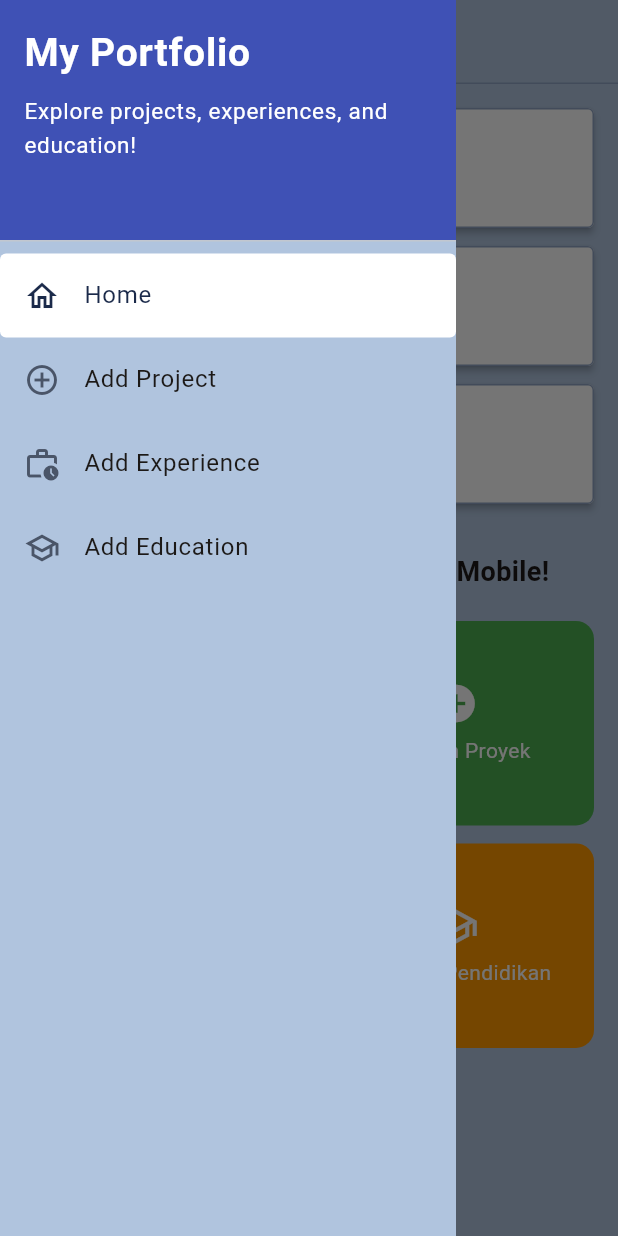
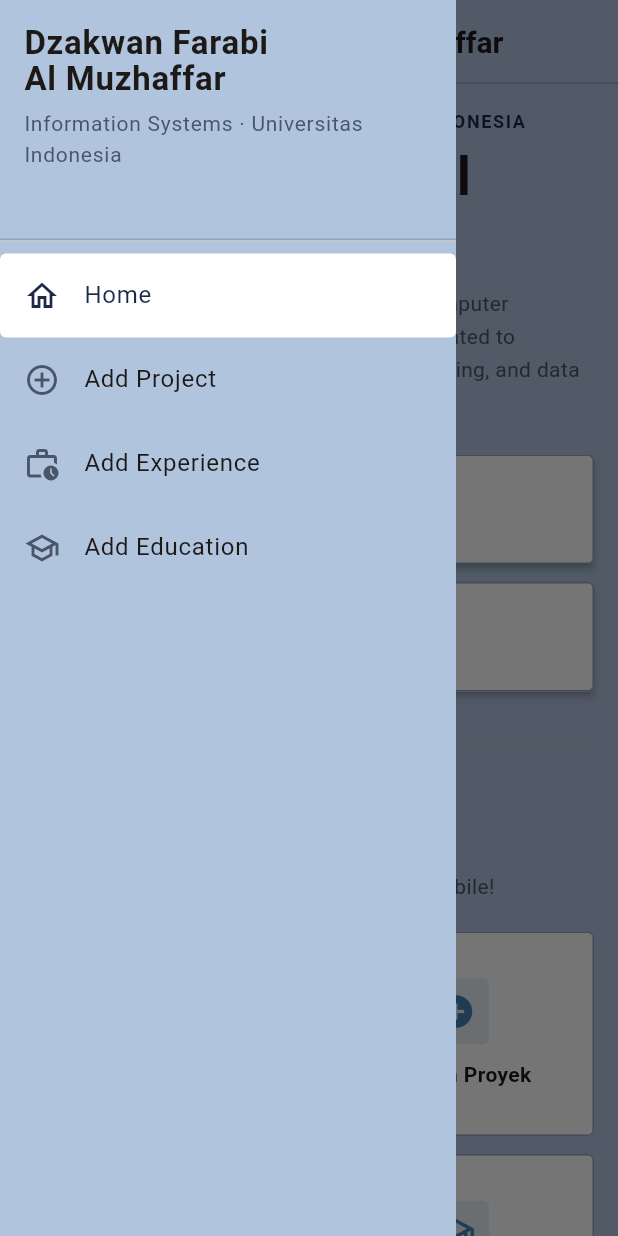
Before and after one commit to dzakwanversipacil/myportofolio_mobile, a Flutter app: the screen it shows after launch, with the side drawer open, on a phone screen of 412 x 824 dp. Run offline on Flutter 3.47's test engine with Material 3 defaults, Android fonts, the phone set to English and light mode, and no system bars; our stand-ins replace material_ui.

Commit message:
style: match mobile profile and cards to web

```diff
--- a/lib/screens/menu.dart
+++ b/lib/screens/menu.dart
@@ -3,69 +3,105 @@ import 'package:myportofolio_mobile/app_routes.dart';
 import 'package:myportofolio_mobile/screens/education_form.dart';
 import 'package:myportofolio_mobile/screens/experience_form.dart';
 import 'package:myportofolio_mobile/screens/project_form.dart';
+import 'package:myportofolio_mobile/theme/portfolio_theme.dart';
 import 'package:myportofolio_mobile/widgets/left_drawer.dart';
 import 'package:myportofolio_mobile/widgets/project_card.dart';
 
 class MyHomePage extends StatelessWidget {
   const MyHomePage({super.key});
 
-  static const String npm = '2506123456';
-  static const String nama = 'Moyai Taraki';
-  static const String kelas = 'PBP F';
+  static const String npm = '2506612436';
+  static const String nama = 'Dzakwan Farabi Al Muzhaffar';
+  static const String program = 'S1 Sistem Informasi';
+  static const String bio =
+      'Undergraduate student at the Faculty of Computer Science. '
+      'Actively engaged in coursework related to information systems '
+      'architecture, programming, and data science.';
 
   static const List<ItemHomepage> items = [
-    ItemHomepage('Lihat Proyek', Icons.folder, Colors.blue),
+    ItemHomepage(
+      'Lihat Proyek',
+      Icons.folder_outlined,
+      PortfolioTheme.accentDark,
+    ),
     ItemHomepage(
       'Tambah Proyek',
       Icons.add_circle,
-      Colors.green,
+      PortfolioTheme.accent,
       routeName: AppRoutes.projectForm,
       destination: ProjectFormPage(),
     ),
     ItemHomepage(
       'Tambah Pengalaman',
       Icons.work_history_outlined,
-      Colors.deepPurple,
+      PortfolioTheme.accent,
       routeName: AppRoutes.experienceForm,
       destination: ExperienceFormPage(),
     ),
     ItemHomepage(
       'Tambah Pendidikan',
       Icons.school_outlined,
-      Colors.orange,
+      PortfolioTheme.accent,
       routeName: AppRoutes.educationForm,
       destination: EducationFormPage(),
     ),
-    ItemHomepage('Logout', Icons.logout, Colors.red),
+    ItemHomepage('Logout', Icons.logout, PortfolioTheme.danger),
   ];
 
   @override
   Widget build(BuildContext context) {
     return Scaffold(
       appBar: AppBar(
-        title: const Text(
-          'MyPortfolio',
-          style: TextStyle(fontWeight: FontWeight.bold),
-        ),
+        title: const Text(nama, maxLines: 1, overflow: TextOverflow.ellipsis),
       ),
       drawer: const LeftDrawer(),
       body: SafeArea(
         child: SingleChildScrollView(
           padding: const EdgeInsets.all(16),
+          child: Center(
+            child: ConstrainedBox(
+              constraints: const BoxConstraints(maxWidth: 900),
               child: LayoutBuilder(
                 builder: (context, constraints) {
                   final isCompact = constraints.maxWidth < 600;
                   final infoCardWidth = isCompact
                       ? constraints.maxWidth
-                  : (constraints.maxWidth - 24) / 3;
+                      : (constraints.maxWidth - 12) / 2;
 
                   return Column(
                     crossAxisAlignment: CrossAxisAlignment.stretch,
                     children: [
+                      const Text(
+                        'INFORMATION SYSTEMS · UNIVERSITAS INDONESIA',
+                        style: TextStyle(
+                          color: PortfolioTheme.accentDark,
+                          fontSize: 12,
+                          fontWeight: FontWeight.w700,
+                          letterSpacing: 1.1,
+                        ),
+                      ),
+                      const SizedBox(height: 10),
+                      Text(
+                        nama,
+                        style: Theme.of(context).textTheme.displaySmall
+                            ?.copyWith(
+                              color: PortfolioTheme.ink,
+                              fontWeight: FontWeight.w700,
+                              height: 1.05,
+                            ),
+                      ),
+                      const SizedBox(height: 16),
+                      const Text(
+                        bio,
+                        style: TextStyle(
+                          color: PortfolioTheme.textMuted,
+                          height: 1.6,
+                        ),
+                      ),
+                      const SizedBox(height: 24),
                       Wrap(
                         spacing: 12,
                         runSpacing: 12,
-                    alignment: WrapAlignment.center,
                         children: [
                           InfoCard(
                             title: 'NPM',
@@ -73,36 +109,43 @@ class MyHomePage extends StatelessWidget {
                             width: infoCardWidth,
                           ),
                           InfoCard(
-                        title: 'Name',
-                        content: nama,
-                        width: infoCardWidth,
-                      ),
-                      InfoCard(
-                        title: 'Class',
-                        content: kelas,
+                            title: 'PROGRAM',
+                            content: program,
                             width: infoCardWidth,
                           ),
                         ],
                       ),
-                  const SizedBox(height: 32),
+                      const Padding(
+                        padding: EdgeInsets.symmetric(vertical: 32),
+                        child: Divider(),
+                      ),
+                      Text(
+                        'Portfolio Actions',
+                        textAlign: TextAlign.center,
+                        style: Theme.of(context).textTheme.headlineSmall
+                            ?.copyWith(fontWeight: FontWeight.w700),
+                      ),
+                      const SizedBox(height: 8),
                       const Text(
                         'Selamat datang di MyPortfolio Mobile!',
                         textAlign: TextAlign.center,
-                    style: TextStyle(fontWeight: FontWeight.bold, fontSize: 18),
+                        style: TextStyle(color: PortfolioTheme.textMuted),
                       ),
                       GridView.count(
                         physics: const NeverScrollableScrollPhysics(),
                         padding: const EdgeInsets.symmetric(vertical: 20),
                         crossAxisSpacing: 12,
                         mainAxisSpacing: 12,
-                    crossAxisCount: isCompact ? 2 : 4,
-                    childAspectRatio: isCompact ? 1.35 : 1.15,
+                        crossAxisCount: isCompact ? 2 : 3,
+                        childAspectRatio: isCompact ? 1.35 : 1.7,
                         shrinkWrap: true,
                         children: items.map((item) => ItemCard(item)).toList(),
                       ),
                     ],
                   );
                 },
+              ),
+            ),
           ),
         ),
       ),
@@ -132,10 +175,25 @@ class InfoCard extends StatelessWidget {
           padding: const EdgeInsets.all(16),
           child: Column(
             mainAxisSize: MainAxisSize.min,
+            crossAxisAlignment: CrossAxisAlignment.start,
             children: [
-              Text(title, style: const TextStyle(fontWeight: FontWeight.bold)),
-              const SizedBox(height: 8),
-              Text(content),
+              Text(
+                title,
+                style: const TextStyle(
+                  color: PortfolioTheme.textMuted,
+                  fontSize: 12,
+                  fontWeight: FontWeight.w600,
+                  letterSpacing: 0.8,
+                ),
+              ),
+              const SizedBox(height: 4),
+              Text(
+                content,
+                style: const TextStyle(
+                  color: PortfolioTheme.ink,
+                  fontWeight: FontWeight.w700,
+                ),
+              ),
             ],
           ),
         ),
--- a/lib/widgets/left_drawer.dart
+++ b/lib/widgets/left_drawer.dart
@@ -1,5 +1,6 @@
 import 'package:material_ui/material_ui.dart';
 import 'package:myportofolio_mobile/app_routes.dart';
+import 'package:myportofolio_mobile/theme/portfolio_theme.dart';
 
 class LeftDrawer extends StatelessWidget {
   const LeftDrawer({super.key});
@@ -28,26 +29,33 @@ class LeftDrawer extends StatelessWidget {
         padding: EdgeInsets.zero,
         children: [
           const DrawerHeader(
-            decoration: BoxDecoration(color: Colors.indigo),
+            decoration: BoxDecoration(
+              color: PortfolioTheme.paper,
+              border: Border(bottom: BorderSide(color: PortfolioTheme.line)),
+            ),
             child: Column(
               crossAxisAlignment: CrossAxisAlignment.start,
               mainAxisSize: MainAxisSize.max,
               children: [
                 Text(
-                  'My Portfolio',
+                  'Dzakwan Farabi\nAl Muzhaffar',
                   style: TextStyle(
-                    fontSize: 26,
+                    fontSize: 22,
+                    height: 1.1,
                     fontWeight: FontWeight.bold,
-                    color: Colors.white,
+                    color: PortfolioTheme.ink,
                   ),
                 ),
                 SizedBox(height: 8),
                 Expanded(
                   child: Text(
-                    'Explore projects, experiences, and education!',
+                    'Information Systems · Universitas Indonesia',
                     maxLines: 2,
                     overflow: TextOverflow.ellipsis,
-                    style: TextStyle(fontSize: 15, color: Colors.white),
+                    style: TextStyle(
+                      fontSize: 14,
+                      color: PortfolioTheme.textMuted,
+                    ),
                   ),
                 ),
               ],
--- a/lib/widgets/project_card.dart
+++ b/lib/widgets/project_card.dart
@@ -1,4 +1,5 @@
 import 'package:material_ui/material_ui.dart';
+import 'package:myportofolio_mobile/theme/portfolio_theme.dart';
 
 class ItemHomepage {
   const ItemHomepage(
@@ -24,9 +25,13 @@ class ItemCard extends StatelessWidget {
   @override
   Widget build(BuildContext context) {
     return Material(
-      color: item.color,
-      borderRadius: BorderRadius.circular(12),
+      color: PortfolioTheme.cardBackground,
+      shape: const RoundedRectangleBorder(
+        borderRadius: BorderRadius.all(Radius.circular(PortfolioTheme.radius)),
+        side: BorderSide(color: PortfolioTheme.line),
+      ),
       child: InkWell(
+        borderRadius: BorderRadius.circular(PortfolioTheme.radius),
         // Area responsif terhadap sentuhan
         onTap: () {
           if (item.destination != null) {
@@ -49,21 +54,30 @@ class ItemCard extends StatelessWidget {
               ),
             );
         },
-        child: Container(
-          padding: const EdgeInsets.all(8),
-          child: Center(
+        child: Padding(
+          padding: const EdgeInsets.all(16),
           child: Column(
             mainAxisAlignment: MainAxisAlignment.center,
             children: [
-                Icon(item.icon, color: Colors.white, size: 30.0),
-                const Padding(padding: EdgeInsets.all(3)),
+              Container(
+                width: 44,
+                height: 44,
+                decoration: BoxDecoration(
+                  color: item.color.withValues(alpha: 0.12),
+                  borderRadius: BorderRadius.circular(PortfolioTheme.radius),
+                ),
+                child: Icon(item.icon, color: item.color, size: 26),
+              ),
+              const SizedBox(height: 10),
               Text(
                 item.name,
                 textAlign: TextAlign.center,
-                  style: const TextStyle(color: Colors.white),
+                style: const TextStyle(
+                  color: PortfolioTheme.ink,
+                  fontWeight: FontWeight.w600,
+                ),
               ),
             ],
-            ),
           ),
         ),
       ),
```
Also changed, not shown: 1 other file. Lines whose indentation alone changed are shown as unchanged.
